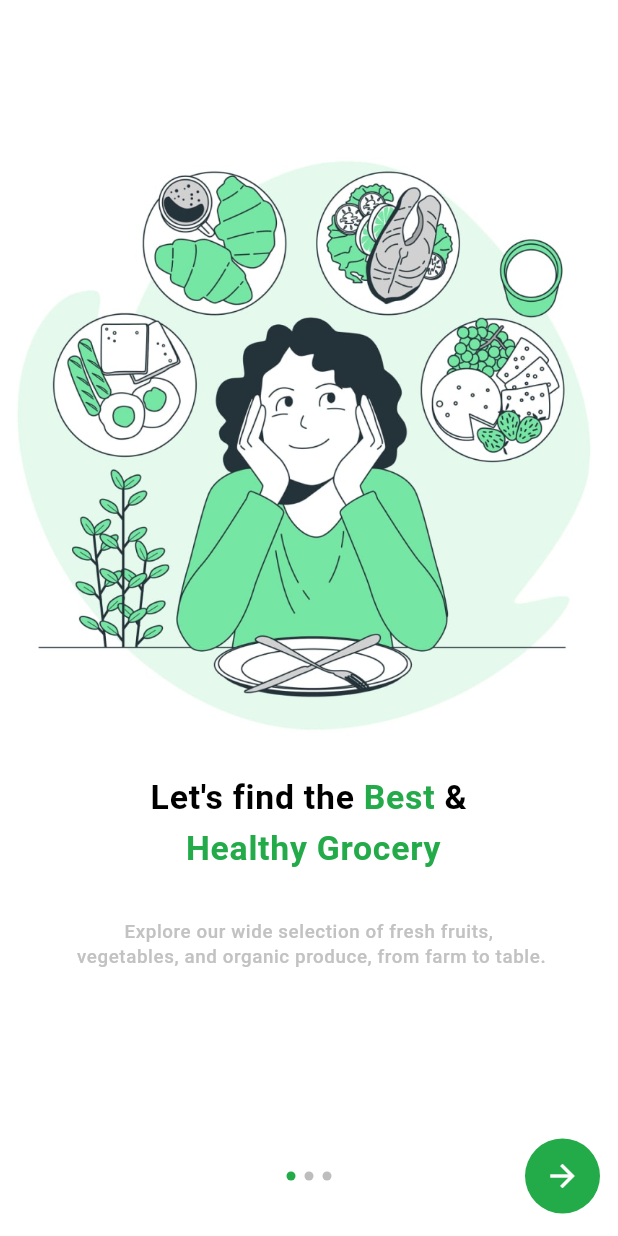
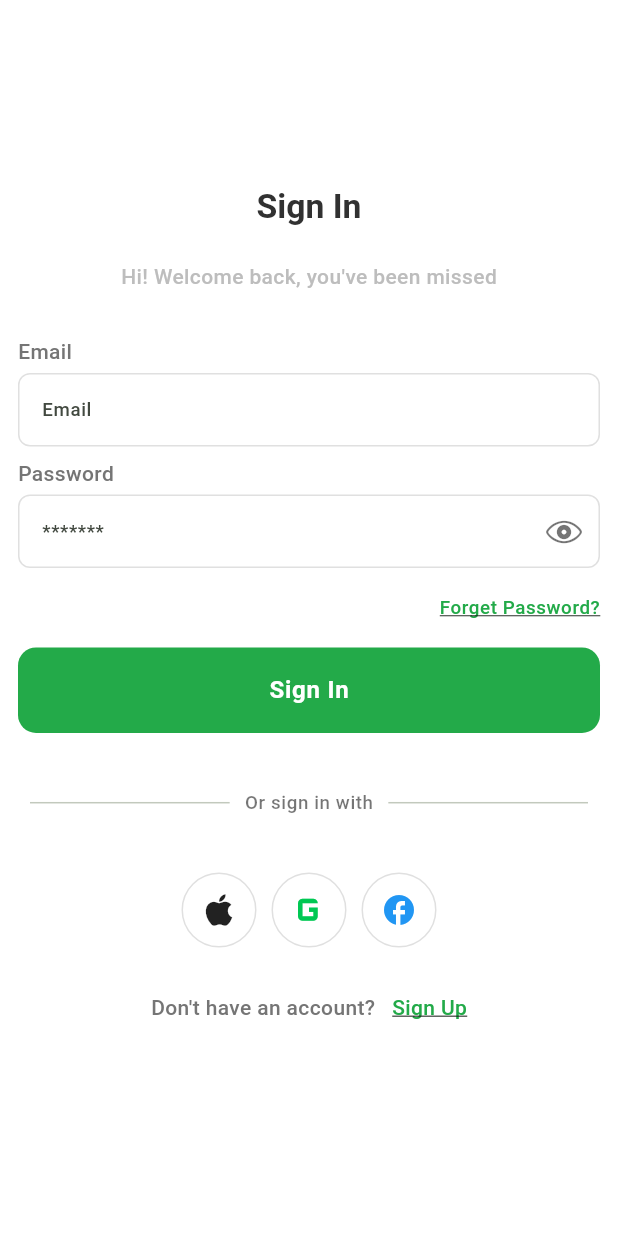
Before and after one commit to shuhaibkt02/easy_cart, a Flutter app: the screen it shows after launch, on a phone screen of 412 x 824 dp. Run offline on Flutter 3.47's test engine with Material 3 defaults, Android fonts, the phone set to English and light mode, and no system bars.

Commit message:
sign in ui completed

```diff
--- a/lib/feature/auth/presentation/screen/login_screen.dart
+++ b/lib/feature/auth/presentation/screen/login_screen.dart
@@ -0,0 +1,90 @@
+import 'package:easy_cart/feature/auth/presentation/widget/custom_button.dart';
+import 'package:easy_cart/feature/auth/presentation/widget/custom_text.dart';
+import 'package:easy_cart/feature/auth/presentation/widget/custom_text_field.dart';
+import 'package:easy_cart/feature/auth/presentation/widget/or_text.dart';
+import 'package:easy_cart/feature/auth/presentation/widget/row_text.dart';
+import 'package:easy_cart/feature/auth/presentation/widget/sign_options.dart';
+import 'package:easy_cart/utils/core/custom_theme.dart';
+import 'package:flutter/cupertino.dart';
+import 'package:flutter/material.dart';
+
+class LoginScreen extends StatelessWidget {
+  const LoginScreen({super.key});
+
+  @override
+  Widget build(BuildContext context) {
+    double width = MediaQuery.sizeOf(context).width;
+    final textStyle = Theme.of(context).textTheme;
+    const height30 = SizedBox(height: 30);
+    GlobalKey<FormState> _formKey = GlobalKey<FormState>();
+    return Scaffold(
+      body: SingleChildScrollView(
+        child: Padding(
+          padding: const EdgeInsets.symmetric(horizontal: 12.0, vertical: 7),
+          child: Form(
+            key: _formKey,
+            child: Column(
+              mainAxisAlignment: MainAxisAlignment.center,
+              children: [
+                SizedBox(height: width / 3.9),
+                CustomText(
+                  width: width,
+                  textStyle: textStyle,
+                  heading: 'Sign In',
+                  message: 'Hi! Welcome back, you\'ve been missed',
+                ),
+                const SizedBox(height: 10),
+                CustomTextField(
+                  width: width,
+                  textStyle: textStyle,
+                  label: 'Email',
+                  hintText: 'Email',
+                ),
+                CustomTextField(
+                  obscureText: true,
+                  width: width,
+                  textStyle: textStyle,
+                  label: 'Password',
+                  hintText: '*******',
+                  suffixIcon:
+                      const Icon(CupertinoIcons.eye, color: Colors.black54),
+                ),
+                Padding(
+                  padding: const EdgeInsets.symmetric(vertical: 18.0),
+                  child: Align(
+                    alignment: Alignment.topRight,
+                    child: Text(
+                      'Forget Password?',
+                      style: textStyle.bodySmall?.copyWith(
+                        color: mainColor,
+                        decoration: TextDecoration.underline,
+                      ),
+                    ),
+                  ),
+                ),
+                CustomButton(
+                  width: width,
+                  btnLabel: 'Sign In',
+                  onpress: () {
+                    _formKey.currentState?.validate();
+                  },
+                ),
+                height30,
+                OrText(textStyle: textStyle, text: 'Or sign in with'),
+                height30,
+                const SignOptions(),
+                height30,
+                RowText(
+                  textStyle: textStyle,
+                  onTap: () {},
+                  text: 'Don\'t have an account?   ',
+                  linkText: 'Sign Up',
+                )
+              ],
+            ),
+          ),
+        ),
+      ),
+    );
+  }
+}
--- a/lib/feature/auth/presentation/screen/sign_up_screen.dart
+++ b/lib/feature/auth/presentation/screen/sign_up_screen.dart
@@ -0,0 +1,13 @@
+import 'package:flutter/material.dart';
+
+class SignUpScreen extends StatelessWidget {
+  const SignUpScreen({super.key});
+
+  @override
+  Widget build(BuildContext context) {
+    return Scaffold(
+      appBar: AppBar(),
+      body: Container(),
+    );
+  }
+}
--- /dev/null
+++ b/lib/feature/auth/presentation/widget/custom_button.dart
@@ -0,0 +1,39 @@
+import 'package:easy_cart/utils/core/custom_theme.dart';
+import 'package:flutter/material.dart';
+
+class CustomButton extends StatelessWidget {
+  const CustomButton({
+    super.key,
+    required this.width,
+    required this.btnLabel,
+    required this.onpress,
+  });
+
+  final double width;
+  final String btnLabel;
+  final VoidCallback onpress;
+
+  @override
+  Widget build(BuildContext context) {
+    final textStyle = Theme.of(context).textTheme;
+
+    return InkWell(
+      onTap: onpress,
+      child: Container(
+        height: 57,
+        width: width,
+        decoration: BoxDecoration(
+          color: mainColor,
+          borderRadius: BorderRadius.circular(12),
+        ),
+        child: Center(
+          child: Text(
+            btnLabel,
+            style:
+                textStyle.bodyLarge?.copyWith(color: Colors.white, fontSize: 16),
+          ),
+        ),
+      ),
+    );
+  }
+}
--- /dev/null
+++ b/lib/feature/auth/presentation/widget/custom_circle_avatar.dart
@@ -0,0 +1,28 @@
+
+import 'package:flutter/material.dart';
+
+class CustomCircleAvatar extends StatelessWidget {
+  final Widget icon;
+  final VoidCallback onpress;
+  const CustomCircleAvatar({
+    super.key,
+    required this.icon,
+    required this.onpress,
+  });
+
+  @override
+  Widget build(BuildContext context) {
+    return InkWell(
+      onTap: onpress,
+      child: Container(
+        width: 50,
+        height: 50,
+        decoration: BoxDecoration(
+          borderRadius: BorderRadius.circular(50),
+          border: Border.all(color: Colors.grey.shade300),
+        ),
+        child: Center(child: icon),
+      ),
+    );
+  }
+}
--- /dev/null
+++ b/lib/feature/auth/presentation/widget/custom_text.dart
@@ -0,0 +1,43 @@
+
+import 'package:flutter/material.dart';
+
+class CustomText extends StatelessWidget {
+  const CustomText({
+    super.key,
+    required this.width,
+    required this.textStyle,
+    required this.heading,
+    required this.message,
+  });
+
+  final double width;
+  final TextTheme textStyle;
+  final String heading;
+  final String message;
+
+  @override
+  Widget build(BuildContext context) {
+    return Column(
+      children: [
+        Padding(
+          padding: const EdgeInsets.all(8.0),
+          child: Text(
+            heading,
+            style: textStyle.bodyLarge?.copyWith(
+              letterSpacing: 0.0,
+            ),
+          ),
+        ),
+        Padding(
+          padding: const EdgeInsets.all(12.0),
+          child: Text(
+            message,
+            style: textStyle.bodyMedium?.copyWith(
+              color: Colors.grey.shade400,
+            ),
+          ),
+        ),
+      ],
+    );
+  }
+}
--- /dev/null
+++ b/lib/feature/auth/presentation/widget/custom_text_field.dart
@@ -0,0 +1,47 @@
+import 'package:flutter/material.dart';
+
+class CustomTextField extends StatelessWidget {
+  const CustomTextField({
+    super.key,
+    required this.width,
+    required this.textStyle,
+    required this.label,
+    required this.hintText,
+    this.obscureText = false,
+    this.suffixIcon,
+  });
+
+  final double width;
+  final TextTheme textStyle;
+  final String label;
+  final String hintText;
+  final bool obscureText;
+  final Widget? suffixIcon;
+
+  @override
+  Widget build(BuildContext context) {
+    return Column(
+      crossAxisAlignment: CrossAxisAlignment.start,
+      children: [
+        Padding(
+          padding: const EdgeInsets.only(bottom: 4.0, top: 8),
+          child: Text(label, style: textStyle.bodyMedium),
+        ),
+        TextFormField(
+          obscureText: obscureText,
+          validator: (value) {
+            if (value == null || value.isEmpty) {
+              return 'Please enter your ${label.toLowerCase()}';
+            }
+            return null;
+          },
+          style: textStyle.bodySmall,
+          decoration: InputDecoration(
+            hintText: hintText,
+            suffixIcon: suffixIcon,
+          ),
+        ),
+      ],
+    );
+  }
+}
--- /dev/null
+++ b/lib/feature/auth/presentation/widget/or_text.dart
@@ -0,0 +1,37 @@
+
+import 'package:flutter/material.dart';
+
+class OrText extends StatelessWidget {
+  const OrText({
+    super.key,
+    required this.textStyle, required this.text,
+  });
+
+  final TextTheme textStyle;
+  final String text;
+
+  @override
+  Widget build(BuildContext context) {
+    return Padding(
+      padding: const EdgeInsets.all(8.0),
+      child: Row(
+        children: [
+          const Expanded(
+            child: Divider(),
+          ),
+          const SizedBox(width: 10),
+          Text(
+            text,
+            style: textStyle.bodySmall?.copyWith(
+              color: Colors.black54,
+            ),
+          ),
+          const SizedBox(width: 10),
+          const Expanded(
+            child: Divider(),
+          ),
+        ],
+      ),
+    );
+  }
+}
--- /dev/null
+++ b/lib/feature/auth/presentation/widget/row_text.dart
@@ -0,0 +1,40 @@
+
+import 'package:easy_cart/utils/core/custom_theme.dart';
+import 'package:flutter/material.dart';
+
+class RowText extends StatelessWidget {
+  const RowText({
+    super.key,
+    required this.textStyle,
+    required this.onTap,
+    required this.text,
+    required this.linkText,
+  });
+
+  final TextTheme textStyle;
+  final VoidCallback onTap;
+  final String text;
+  final String linkText;
+
+  @override
+  Widget build(BuildContext context) {
+    return InkWell(
+      onTap: onTap,
+      child: RichText(
+        text: TextSpan(
+          text: text,
+          style: textStyle.bodyMedium,
+          children: <TextSpan>[
+            TextSpan(
+              text: linkText,
+              style: textStyle.bodyMedium?.copyWith(
+                color: mainColor,
+                decoration: TextDecoration.underline,
+              ),
+            ),
+          ],
+        ),
+      ),
+    );
+  }
+}
--- /dev/null
+++ b/lib/feature/auth/presentation/widget/sign_options.dart
@@ -0,0 +1,42 @@
+
+import 'package:easy_cart/feature/auth/presentation/widget/custom_circle_avatar.dart';
+import 'package:flutter/material.dart';
+
+class SignOptions extends StatelessWidget {
+  const SignOptions({
+    super.key,
+  });
+
+  @override
+  Widget build(BuildContext context) {
+    return Row(
+      mainAxisAlignment: MainAxisAlignment.center,
+      children: [
+        CustomCircleAvatar(
+          icon: const Icon(
+            Icons.apple,
+            size: 28,
+          ),
+          onpress: () {},
+        ),
+        const SizedBox(width: 10),
+        CustomCircleAvatar(
+          icon: Icon(
+            Icons.g_mobiledata,
+            color: Colors.greenAccent.shade700,
+            size: 35,
+          ),
+          onpress: () {},
+        ),
+        const SizedBox(width: 10),
+        CustomCircleAvatar(
+          icon: const Icon(
+            Icons.facebook,
+            color: Colors.blue,
+          ),
+          onpress: () {},
+        ),
+      ],
+    );
+  }
+}
--- a/lib/main.dart
+++ b/lib/main.dart
@@ -1,4 +1,5 @@
-import 'package:easy_cart/feature/onboarding/presentation/screen/splash_screen.dart';
+import 'package:easy_cart/feature/auth/presentation/screen/login_screen.dart';
+// import 'package:easy_cart/feature/onboarding/presentation/screen/splash_screen.dart';
 import 'package:easy_cart/utils/core/custom_theme.dart';
 import 'package:flutter/material.dart';
 
@@ -16,7 +17,8 @@
       debugShowCheckedModeBanner: false,
       theme: appTheme,
       title: 'Easy Cart',
-      home: const SplashScreen(),
+      // home: const SplashScreen(),
+      home: const LoginScreen(),
     );
   }
 }
--- a/lib/utils/core/custom_theme.dart
+++ b/lib/utils/core/custom_theme.dart
@@ -5,7 +5,13 @@ ThemeData appTheme = ThemeData(
   colorScheme: ColorScheme.fromSeed(
     seedColor: mainColor,
   ),
-  textTheme: const TextTheme(
+  inputDecorationTheme: InputDecorationTheme(
+    helperStyle: TextStyle(color: Colors.grey.shade400),
+    border: inputDecorationBorder,
+    enabledBorder: inputDecorationBorder,
+    focusedBorder: inputDecorationBorder,
+  ),
+  textTheme: TextTheme(
     bodySmall: bodySmall,
     bodyLarge: bodyLarge,
     bodyMedium: bodyMedium,
@@ -16,8 +22,8 @@ const bodySmall = TextStyle(
   fontSize: 12.5,
   fontWeight: FontWeight.w500,
 );
-const bodyMedium = TextStyle(
-  color: Color(0xFF787979),
+TextStyle bodyMedium = TextStyle(
+  color: Colors.grey.shade600,
   fontSize: 14,
   fontWeight: FontWeight.w500,
 );
@@ -26,6 +32,11 @@ const bodyLarge = TextStyle(
   fontSize: 22.5,
   fontWeight: FontWeight.bold,
 );
+
+OutlineInputBorder inputDecorationBorder = OutlineInputBorder(
+  borderRadius: BorderRadius.circular(8),
+  borderSide: BorderSide(color: Colors.grey.shade300),
+);
 const mainColor = Color(0xFF23AA49);
 const bodySmallColor = Color(0xFFC2C2C3);
 const mainTextColor = Color(0xFF313131);
```
